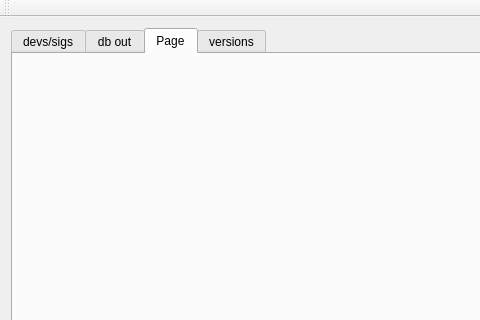
Above: mainwindow.ui from johnty/qt-mapper-versioning-test before the change; both pictures show x 0 to 480 and y 0 to 320 of the 626 by 491 pixel window. Below: the same form after it.
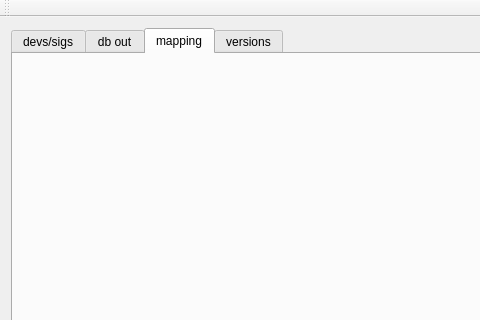
That is the form after the change. The open tabs and pages were chosen to show the change.

Diff of the .ui file:
```diff
--- a/mainwindow.ui
+++ b/mainwindow.ui
@@ -57,7 +57,7 @@
         </widget>
         <widget class="QWidget" name="tabMapper">
          <attribute name="title">
-          <string>Page</string>
+          <string>mapping</string>
          </attribute>
         </widget>
         <widget class="QWidget" name="tabVersions">
```
Left out of the diff: 2 changed lines with no effect on the pictures.
